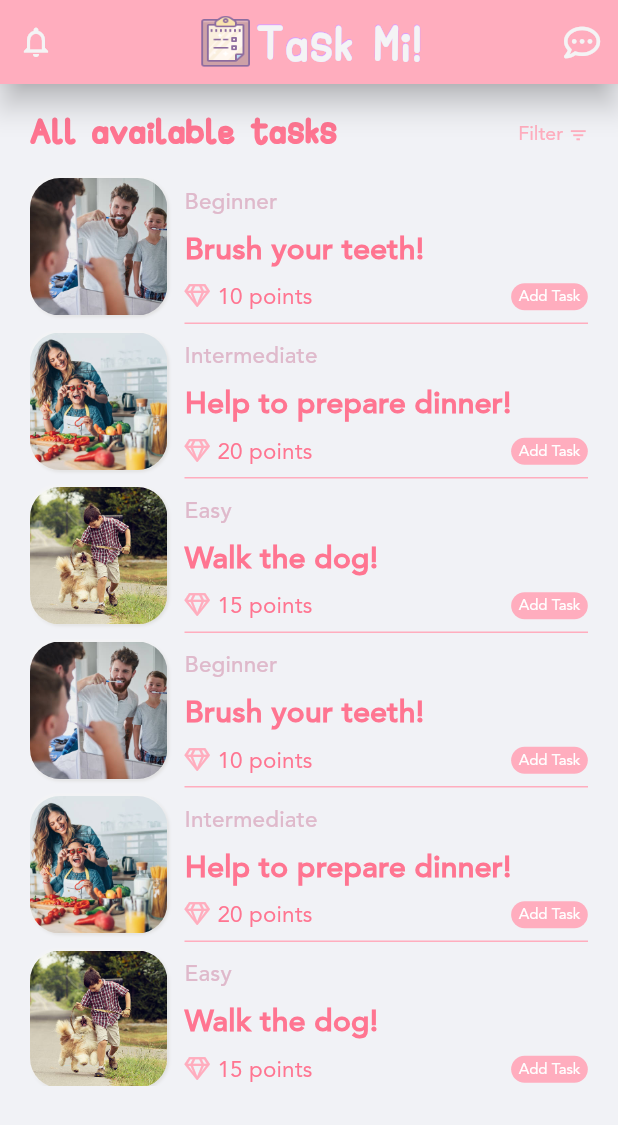
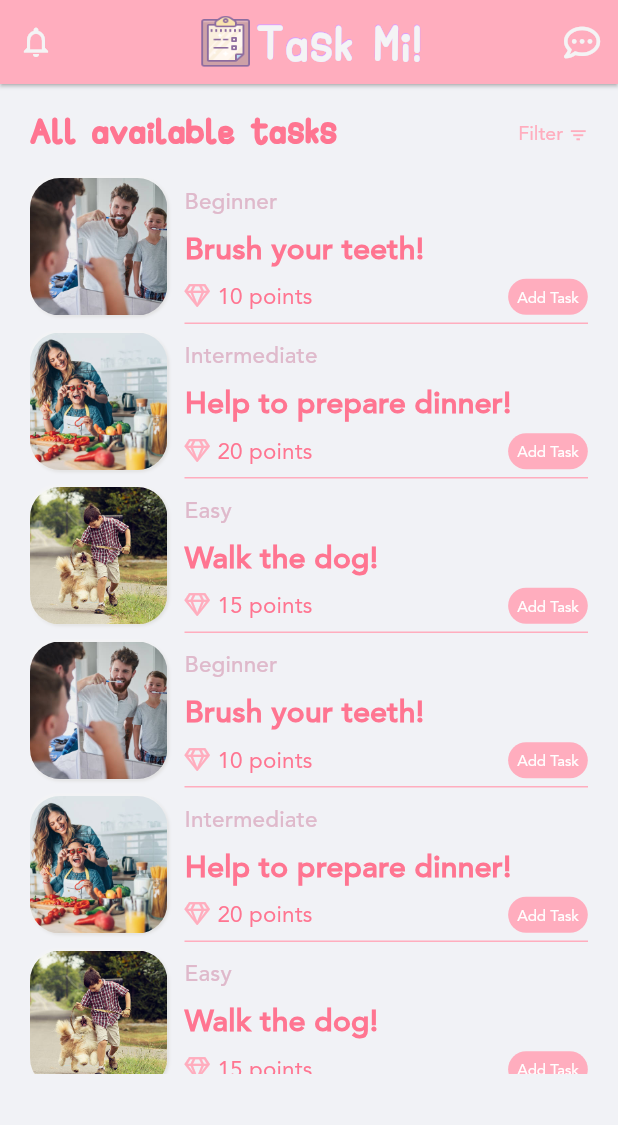
Before and after one commit to lioneltjr/task_mi, a Flutter app: the AddTaskScreen screen opened by its route, on a phone screen of 412 x 824 dp. Shown: the top 1125 px of the screen. Run offline on Flutter 3.47's test engine with Material 2 defaults, Android fonts, the phone set to English and light mode, and no system bars; our stand-ins replace font_awesome_flutter, simple_animations; key blocks and very long unbroken strings in the code were emptied for the run.

Commit message:
Fixed Appbar

```diff
--- a/lib/components/TaskWidget.dart
+++ b/lib/components/TaskWidget.dart
@@ -149,10 +149,10 @@ class TaskWidget extends StatelessWidget {
                                                   borderRadius: BorderRadius.circular(20),
                                                   child: Container(
                                                     padding: EdgeInsets.only(
-                                                        top: 3,
-                                                        bottom: 3,
-                                                        right: 5,
-                                                        left: 5),
+                                                        top: 7,
+                                                        bottom: 5,
+                                                        right: 6,
+                                                        left: 6),
                                                     decoration: BoxDecoration(
                                                         color: Global.lesshotpink,
                                                         borderRadius:
--- a/lib/screens/add_task_screen.dart
+++ b/lib/screens/add_task_screen.dart
@@ -26,7 +26,7 @@ class AddTaskScreen extends StatelessWidget {
   Widget build(BuildContext context) {
     return Scaffold(
       appBar: AppBar(
-        elevation: 8,
+        elevation: 1,
         backgroundColor: Global.lesshotpink,
         automaticallyImplyLeading: false,
         actions: <Widget>[
@@ -151,7 +151,7 @@ class AddTaskScreen extends StatelessWidget {
               ),
               SizedBox(height: 15),
               Container(
-                height: MediaQuery.of(context).size.height - 15 - 22 - 20 -156, //15 sizedbox, 22 font size, 20 padding, 156 navbar bottom and appbar
+                height: MediaQuery.of(context).size.height - 15 - 22 - 20 -164, //15 sizedbox, 22 font size, 20 padding, 156 navbar bottom and appbar
                 child: ListView.builder(
                     itemCount:tasklist.length, itemBuilder: (context,index){
                   return Container(
--- a/lib/screens/home_screen.dart
+++ b/lib/screens/home_screen.dart
@@ -16,7 +16,7 @@ class HomeScreen extends StatelessWidget {
   Widget build(BuildContext context) {
     return Scaffold(
       appBar: AppBar(
-        elevation: 8,
+        elevation: 1,
         backgroundColor: Global.lesshotpink,
         automaticallyImplyLeading: false,
         actions: <Widget>[
@@ -96,7 +96,7 @@ class HomeScreen extends StatelessWidget {
         ],
       ),
       backgroundColor: Global.greywhite,
-      body: ListView(
+      body: Column(
         children: <Widget>[
           Container(
             padding: EdgeInsets.all(20),
```
